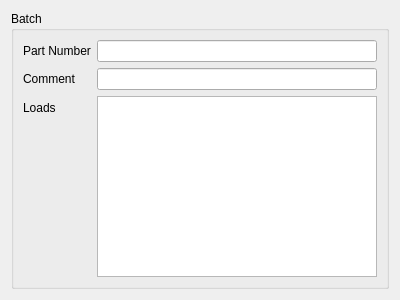
The window that arinc665_qt/media/BatchWidget.ui (hirah2205/ARINC-665) describes before a commit, drawn with Qt 5.
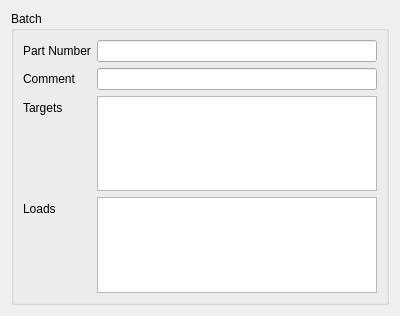
The same window after the commit.

Commit message: Add Batch and Load Visualisation

```diff
--- a/arinc665_qt/media/BatchWidget.ui
+++ b/arinc665_qt/media/BatchWidget.ui
@@ -7,7 +7,7 @@
     <x>0</x>
     <y>0</y>
     <width>400</width>
-    <height>300</height>
+    <height>316</height>
    </rect>
   </property>
   <property name="windowTitle">
@@ -27,13 +27,10 @@
         </property>
        </widget>
       </item>
-      <item row="3" column="1">
-       <widget class="QListView" name="loadsList"/>
-      </item>
       <item row="3" column="0">
        <widget class="QLabel" name="loadsLabel">
         <property name="text">
-         <string>Loads</string>
+         <string>Targets</string>
         </property>
        </widget>
       </item>
@@ -48,7 +45,52 @@
        <widget class="QLineEdit" name="commentLineEdit"/>
       </item>
       <item row="1" column="1">
-       <widget class="QLineEdit" name="partNumberLineEdit"/>
+       <widget class="QLineEdit" name="partNumber"/>
+      </item>
+      <item row="3" column="1">
+       <widget class="QTableView" name="targets">
+        <property name="alternatingRowColors">
+         <bool>true</bool>
+        </property>
+        <property name="selectionMode">
+         <enum>QAbstractItemView::SingleSelection</enum>
+        </property>
+        <property name="selectionBehavior">
+         <enum>QAbstractItemView::SelectRows</enum>
+        </property>
+        <attribute name="horizontalHeaderStretchLastSection">
+         <bool>true</bool>
+        </attribute>
+        <attribute name="verticalHeaderVisible">
+         <bool>false</bool>
+        </attribute>
+       </widget>
+      </item>
+      <item row="4" column="1">
+       <widget class="QTableView" name="loads">
+        <property name="alternatingRowColors">
+         <bool>true</bool>
+        </property>
+        <property name="selectionMode">
+         <enum>QAbstractItemView::NoSelection</enum>
+        </property>
+        <property name="selectionBehavior">
+         <enum>QAbstractItemView::SelectRows</enum>
+        </property>
+        <attribute name="horizontalHeaderStretchLastSection">
+         <bool>true</bool>
+        </attribute>
+        <attribute name="verticalHeaderVisible">
+         <bool>false</bool>
+        </attribute>
+       </widget>
+      </item>
+      <item row="4" column="0">
+       <widget class="QLabel" name="lblLoads">
+        <property name="text">
+         <string>Loads</string>
+        </property>
+       </widget>
       </item>
      </layout>
     </widget>
```
Left out of the diff: 5 changed lines with no effect on the pictures. The commit also changes 8 other files.
